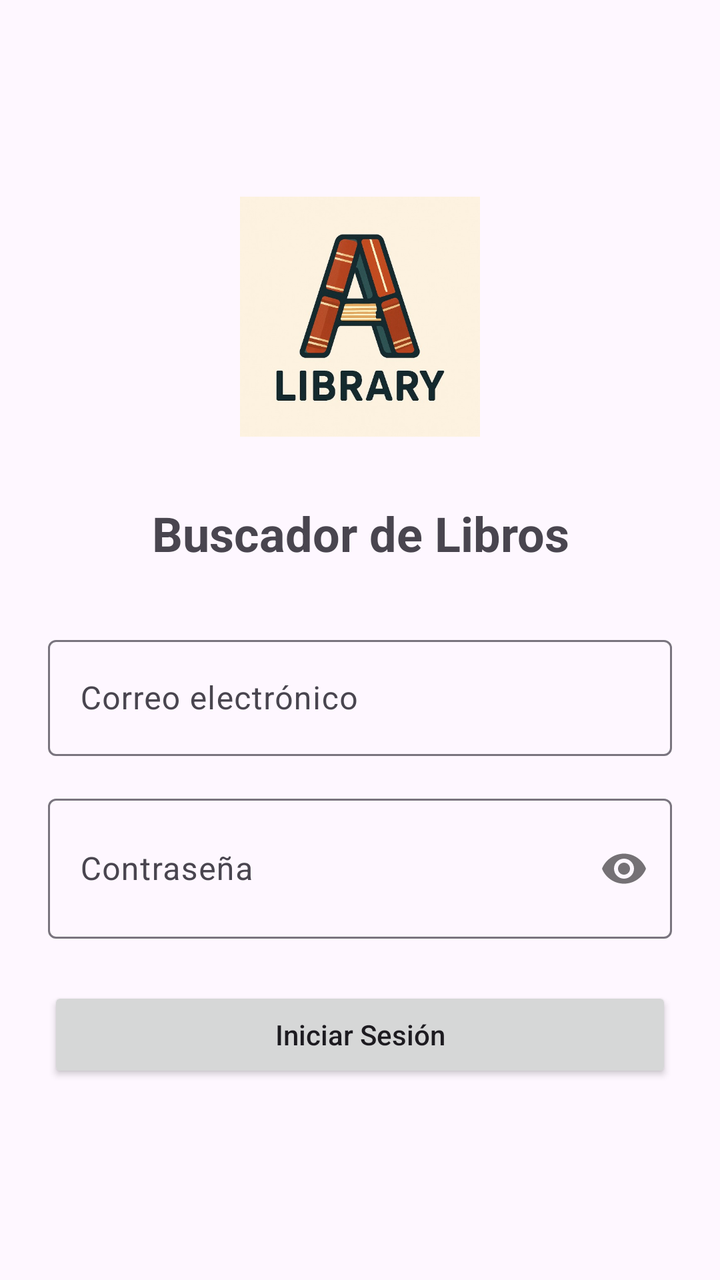
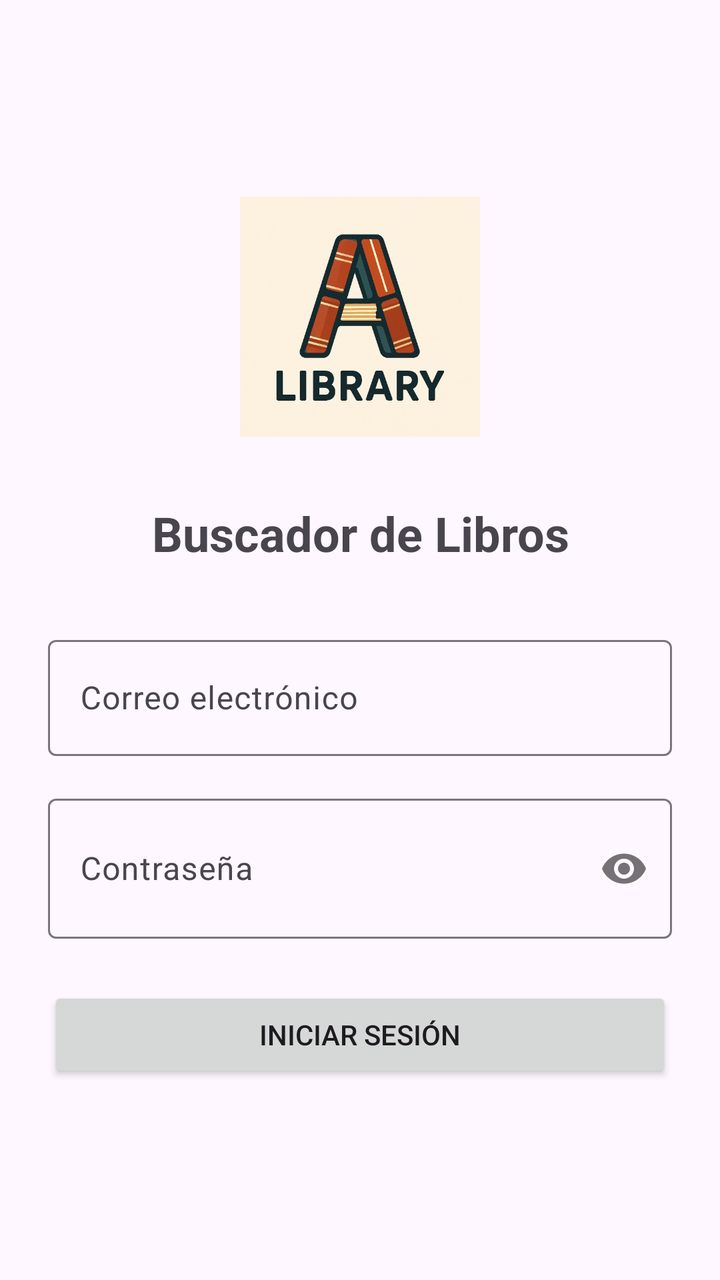

The first picture is an Android layout as it rendered before a commit; the second is the same layout after the commit. The layout source and the unified diff follow.
<!-- AndroidManifest.xml: application theme Theme.BuscadorLibros -->
<!-- res/layout/activity_login.xml -->
<?xml version="1.0" encoding="utf-8"?>
<LinearLayout xmlns:android="http://schemas.android.com/apk/res/android"
    xmlns:app="http://schemas.android.com/apk/res-auto"
    xmlns:tools="http://schemas.android.com/tools"
    android:layout_width="match_parent"
    android:layout_height="match_parent"
    android:orientation="vertical"
    android:padding="24dp"
    android:gravity="center"
    tools:context=".Login">

    <ImageView
        android:layout_width="120dp"
        android:layout_height="120dp"
        android:src="@drawable/image_login"
        android:layout_marginBottom="32dp"
        android:scaleType="centerCrop"
        />

    <TextView
        android:layout_width="match_parent"
        android:layout_height="wrap_content"
        android:text="Buscador de Libros"
        android:textSize="24sp"
        android:textStyle="bold"
        android:gravity="center"
        android:layout_marginBottom="32dp"/>

    <com.google.android.material.textfield.TextInputLayout
        android:layout_width="match_parent"
        android:layout_height="wrap_content"
        android:layout_marginBottom="16dp">

        <EditText
            android:id="@+id/editTextUsuario"
            android:layout_width="match_parent"
            android:layout_height="58dp"
            android:hint="@string/editTextUsuario"
            android:inputType="text" />
    </com.google.android.material.textfield.TextInputLayout>

    <com.google.android.material.textfield.TextInputLayout
        android:layout_width="match_parent"
        android:layout_height="wrap_content"
        android:layout_marginBottom="24dp"
        app:passwordToggleEnabled="true">

        <EditText
            android:id="@+id/editTextPassword"
            android:layout_width="match_parent"
            android:layout_height="70dp"
            android:hint="@string/editTextPassword"
            android:inputType="textPassword" />
    </com.google.android.material.textfield.TextInputLayout>

    <Button
        android:id="@+id/botonIniciarSesion"
        android:layout_width="match_parent"
        android:layout_height="wrap_content"
        android:text="@string/botonIniciarSesion"
        android:textAllCaps="false"
        android:padding="12dp"/>

</LinearLayout>
<!-- resources referenced by this layout -->
<resources>
  <!-- drawable image_login: jpg bitmap (drawable, 41418 bytes) -->
  <string name="botonIniciarSesion">Iniciar Sesión</string>
  <string name="editTextPassword">Contraseña</string>
  <string name="editTextUsuario">Correo electrónico</string>
  <style name="Theme.BuscadorLibros" parent="Base.Theme.BuscadorLibros" />
  <style name="Base.Theme.BuscadorLibros" parent="Theme.Material3.DayNight.NoActionBar">
          
          
      </style>
</resources>

<!-- the commit's change to res/layout/activity_login.xml (unified diff, before → after) -->
@@ -58,7 +58,9 @@
         android:layout_width="match_parent"
         android:layout_height="wrap_content"
         android:text="@string/botonIniciarSesion"
-        android:textAllCaps="false"
-        android:padding="12dp"/>
+
+        android:padding="12dp"
+       />
+
 
 </LinearLayout>
